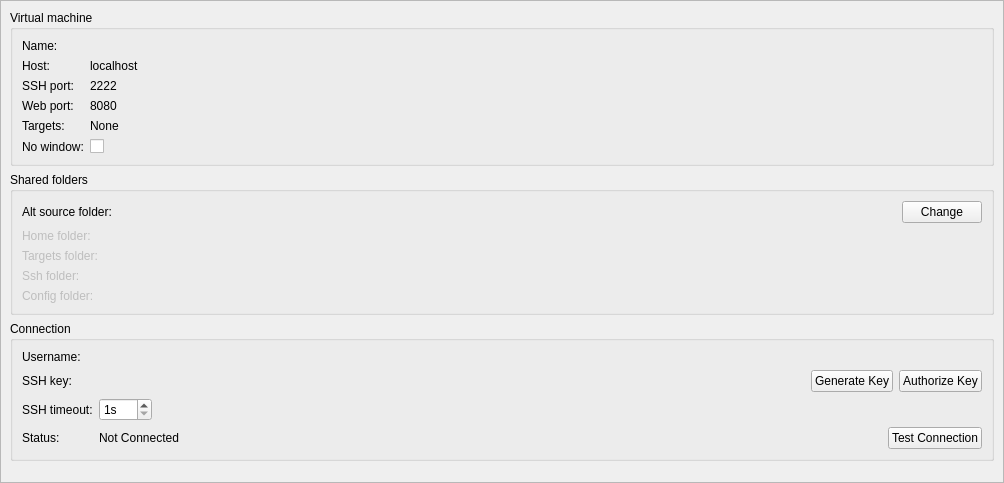
First picture: the form in src/plugins/mer/mersdkdetailswidget.ui, repository sailfishos/sailfish-qtcreator, before the edit.
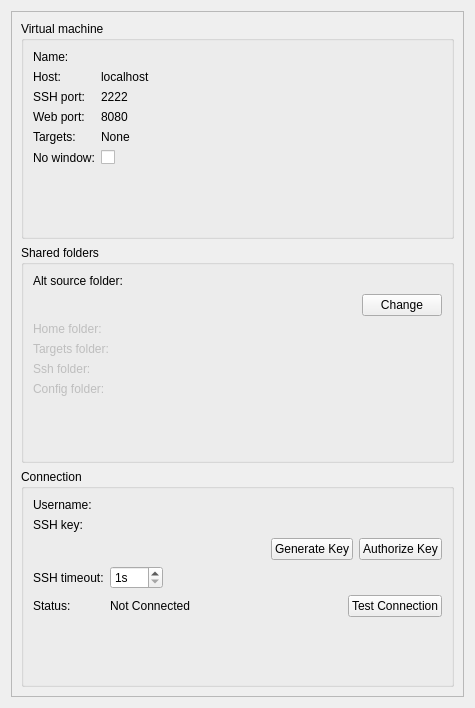
Second picture: the form after the edit. Custom widgets are drawn as their Qt base class.

Commit message:
Mer: Clean up SDK details widget layout (Fixes JB#29309)
Made the layout of `mersdkdetailswidget.ui` narrower by splitting the
widest form lines “Alt source folder” and “SSH key” into two lines.

As a result, the Preferences > Mer > SDK view now only scrolls
vertically, not both vertically and horizontally as before.

Further cleaned up the widget by giving all child widgets and layouts
proper names and setting all form labels and form widgets to use
identical size policies and layout alignments.

Patch:
```diff
--- a/src/plugins/mer/mersdkdetailswidget.ui
+++ b/src/plugins/mer/mersdkdetailswidget.ui
@@ -6,26 +6,14 @@
    <rect>
     <x>0</x>
     <y>0</y>
-    <width>1004</width>
-    <height>483</height>
+    <width>475</width>
+    <height>708</height>
    </rect>
   </property>
   <property name="windowTitle">
    <string>Dialog</string>
   </property>
-  <layout class="QVBoxLayout" name="verticalLayout">
-   <property name="leftMargin">
-    <number>0</number>
-   </property>
-   <property name="topMargin">
-    <number>0</number>
-   </property>
-   <property name="rightMargin">
-    <number>0</number>
-   </property>
-   <property name="bottomMargin">
-    <number>0</number>
-   </property>
+  <layout class="QVBoxLayout" name="sdkDetailsWidgetLayout">
    <item>
     <widget class="QScrollArea" name="scrollArea">
      <property name="sizePolicy">
@@ -42,8 +30,8 @@
        <rect>
         <x>0</x>
         <y>0</y>
-        <width>988</width>
-        <height>487</height>
+        <width>449</width>
+        <height>682</height>
        </rect>
       </property>
       <layout class="QVBoxLayout" name="verticalLayout_2">
@@ -68,6 +56,12 @@
           </item>
           <item row="0" column="1">
            <widget class="QLabel" name="nameLabelText">
+            <property name="sizePolicy">
+             <sizepolicy hsizetype="MinimumExpanding" vsizetype="Preferred">
+              <horstretch>0</horstretch>
+              <verstretch>0</verstretch>
+             </sizepolicy>
+            </property>
             <property name="text">
              <string/>
             </property>
@@ -85,6 +79,12 @@
           </item>
           <item row="1" column="1">
            <widget class="QLabel" name="hostLabelText">
+            <property name="sizePolicy">
+             <sizepolicy hsizetype="MinimumExpanding" vsizetype="Preferred">
+              <horstretch>0</horstretch>
+              <verstretch>0</verstretch>
+             </sizepolicy>
+            </property>
             <property name="text">
              <string>localhost</string>
             </property>
@@ -102,6 +102,12 @@
           </item>
           <item row="2" column="1">
            <widget class="QLabel" name="sshPortLabelText">
+            <property name="sizePolicy">
+             <sizepolicy hsizetype="MinimumExpanding" vsizetype="Preferred">
+              <horstretch>0</horstretch>
+              <verstretch>0</verstretch>
+             </sizepolicy>
+            </property>
             <property name="text">
              <string>2222</string>
             </property>
@@ -110,15 +116,21 @@
             </property>
            </widget>
           </item>
-          <item row="4" column="0">
+          <item row="3" column="0">
            <widget class="QLabel" name="wwwPorLabel">
             <property name="text">
              <string>Web port:</string>
             </property>
            </widget>
           </item>
-          <item row="4" column="1">
+          <item row="3" column="1">
            <widget class="QLabel" name="wwwPortLabelText">
+            <property name="sizePolicy">
+             <sizepolicy hsizetype="MinimumExpanding" vsizetype="Preferred">
+              <horstretch>0</horstretch>
+              <verstretch>0</verstretch>
+             </sizepolicy>
+            </property>
             <property name="text">
              <string>8080</string>
             </property>
@@ -127,15 +139,21 @@
             </property>
            </widget>
           </item>
-          <item row="5" column="0">
+          <item row="4" column="0">
            <widget class="QLabel" name="targetsLabel">
             <property name="text">
              <string>Targets:</string>
             </property>
            </widget>
           </item>
-          <item row="5" column="1">
+          <item row="4" column="1">
            <widget class="QLabel" name="targetsListLabel">
+            <property name="sizePolicy">
+             <sizepolicy hsizetype="MinimumExpanding" vsizetype="Preferred">
+              <horstretch>0</horstretch>
+              <verstretch>0</verstretch>
+             </sizepolicy>
+            </property>
             <property name="text">
              <string>None</string>
             </property>
@@ -144,14 +162,14 @@
             </property>
            </widget>
           </item>
-          <item row="6" column="0">
-           <widget class="QLabel" name="label">
+          <item row="5" column="0">
+           <widget class="QLabel" name="headlessLabel">
             <property name="text">
              <string>No window:</string>
             </property>
            </widget>
           </item>
-          <item row="6" column="1">
+          <item row="5" column="1">
            <widget class="QCheckBox" name="headlessCheckBox">
             <property name="toolTip">
              <string>&lt;html&gt;&lt;head/&gt;&lt;body&gt;&lt;p&gt;If enabled the virtual machine will be run in a windowless mode (default).&lt;/p&gt;&lt;p&gt;Changing this setting requires restarting the virtual machine.&lt;/p&gt;&lt;p&gt;&lt;br/&gt;&lt;/p&gt;&lt;/body&gt;&lt;/html&gt;</string>
@@ -169,7 +187,13 @@
          <property name="title">
           <string>Shared folders</string>
          </property>
-         <layout class="QFormLayout" name="formLayout_2">
+         <layout class="QFormLayout" name="sharedFoldersLayout">
+          <property name="fieldGrowthPolicy">
+           <enum>QFormLayout::ExpandingFieldsGrow</enum>
+          </property>
+          <property name="formAlignment">
+           <set>Qt::AlignLeading|Qt::AlignLeft|Qt::AlignTop</set>
+          </property>
           <item row="0" column="0">
            <widget class="QLabel" name="srcFolderLabel">
             <property name="text">
@@ -178,19 +202,32 @@
            </widget>
           </item>
           <item row="0" column="1">
-           <layout class="QHBoxLayout" name="horizontalLayout_3">
+           <widget class="Utils::PathChooser" name="srcFolderPathChooser" native="true">
+            <property name="sizePolicy">
+             <sizepolicy hsizetype="Expanding" vsizetype="Preferred">
+              <horstretch>0</horstretch>
+              <verstretch>0</verstretch>
+             </sizepolicy>
+            </property>
+            <property name="toolTip">
+             <string>&lt;html&gt;&lt;head/&gt;&lt;body&gt;&lt;p&gt;&lt;span style=&quot; font-weight:600;&quot;&gt;The alternative source folder path.&lt;/span&gt;&lt;/p&gt;&lt;p&gt;Your projects can be located under your home folder or under this folder.&lt;/p&gt;&lt;/body&gt;&lt;/html&gt;</string>
+            </property>
+           </widget>
+          </item>
+          <item row="1" column="1">
+           <layout class="QHBoxLayout" name="srcFolderPushButtonLayout">
             <item>
-             <widget class="Utils::PathChooser" name="srcFolderPathChooser" native="true">
-              <property name="sizePolicy">
-               <sizepolicy hsizetype="Expanding" vsizetype="Preferred">
-                <horstretch>0</horstretch>
-                <verstretch>0</verstretch>
-               </sizepolicy>
+             <spacer name="horizontalSpacer_2">
+              <property name="orientation">
+               <enum>Qt::Horizontal</enum>
               </property>
-              <property name="toolTip">
-               <string>&lt;html&gt;&lt;head/&gt;&lt;body&gt;&lt;p&gt;&lt;span style=&quot; font-weight:600;&quot;&gt;The alternative source folder path.&lt;/span&gt;&lt;/p&gt;&lt;p&gt;Your projects can be located under your home folder or under this folder.&lt;/p&gt;&lt;/body&gt;&lt;/html&gt;</string>
+              <property name="sizeHint" stdset="0">
+               <size>
+                <width>40</width>
+                <height>20</height>
+               </size>
               </property>
-             </widget>
+             </spacer>
             </item>
             <item>
              <widget class="QPushButton" name="srcFolderApplyButton">
@@ -204,7 +241,7 @@
             </item>
            </layout>
           </item>
-          <item row="1" column="0">
+          <item row="2" column="0">
            <widget class="QLabel" name="homeFolderLabel">
             <property name="enabled">
              <bool>false</bool>
@@ -214,11 +251,17 @@
             </property>
            </widget>
           </item>
-          <item row="1" column="1">
+          <item row="2" column="1">
            <widget class="QLabel" name="homeFolderPathLabel">
             <property name="enabled">
              <bool>false</bool>
             </property>
+            <property name="sizePolicy">
+             <sizepolicy hsizetype="MinimumExpanding" vsizetype="Preferred">
+              <horstretch>0</horstretch>
+              <verstretch>0</verstretch>
+             </sizepolicy>
+            </property>
             <property name="text">
              <string/>
             </property>
@@ -230,7 +273,7 @@
             </property>
            </widget>
           </item>
-          <item row="2" column="0">
+          <item row="3" column="0">
            <widget class="QLabel" name="targetFolderLabel">
             <property name="enabled">
              <bool>false</bool>
@@ -240,11 +283,17 @@
             </property>
            </widget>
           </item>
-          <item row="2" column="1">
+          <item row="3" column="1">
            <widget class="QLabel" name="targetFolderPathLabel">
             <property name="enabled">
              <bool>false</bool>
             </property>
+            <property name="sizePolicy">
+             <sizepolicy hsizetype="MinimumExpanding" vsizetype="Preferred">
+              <horstretch>0</horstretch>
+              <verstretch>0</verstretch>
+             </sizepolicy>
+            </property>
             <property name="text">
              <string/>
             </property>
@@ -256,7 +305,7 @@
             </property>
            </widget>
           </item>
-          <item row="3" column="0">
+          <item row="4" column="0">
            <widget class="QLabel" name="sshFolderLabel">
             <property name="enabled">
              <bool>false</bool>
@@ -266,11 +315,17 @@
             </property>
            </widget>
           </item>
-          <item row="3" column="1">
+          <item row="4" column="1">
            <widget class="QLabel" name="sshFolderPathLabel">
             <property name="enabled">
              <bool>false</bool>
             </property>
+            <property name="sizePolicy">
+             <sizepolicy hsizetype="MinimumExpanding" vsizetype="Preferred">
+              <horstretch>0</horstretch>
+              <verstretch>0</verstretch>
+             </sizepolicy>
+            </property>
             <property name="text">
              <string/>
             </property>
@@ -282,7 +337,7 @@
             </property>
            </widget>
           </item>
-          <item row="4" column="0">
+          <item row="5" column="0">
            <widget class="QLabel" name="configFolderLabel">
             <property name="enabled">
              <bool>false</bool>
@@ -292,11 +347,17 @@
             </property>
            </widget>
           </item>
-          <item row="4" column="1">
+          <item row="5" column="1">
            <widget class="QLabel" name="configFolderPathLabel">
             <property name="enabled">
              <bool>false</bool>
             </property>
+            <property name="sizePolicy">
+             <sizepolicy hsizetype="MinimumExpanding" vsizetype="Preferred">
+              <horstretch>0</horstretch>
+              <verstretch>0</verstretch>
+             </sizepolicy>
+            </property>
             <property name="text">
              <string/>
             </property>
@@ -318,7 +379,10 @@
          </property>
          <layout class="QFormLayout" name="formLayout_3">
           <property name="fieldGrowthPolicy">
-           <enum>QFormLayout::AllNonFixedFieldsGrow</enum>
+           <enum>QFormLayout::ExpandingFieldsGrow</enum>
+          </property>
+          <property name="formAlignment">
+           <set>Qt::AlignLeading|Qt::AlignLeft|Qt::AlignTop</set>
           </property>
           <item row="0" column="0">
            <widget class="QLabel" name="userNameLabel">
@@ -345,16 +409,29 @@
            </widget>
           </item>
           <item row="1" column="1">
-           <layout class="QHBoxLayout" name="horizontalLayout">
+           <widget class="Utils::PathChooser" name="privateKeyPathChooser" native="true">
+            <property name="sizePolicy">
+             <sizepolicy hsizetype="Expanding" vsizetype="Preferred">
+              <horstretch>0</horstretch>
+              <verstretch>0</verstretch>
+             </sizepolicy>
+            </property>
+           </widget>
+          </item>
+          <item row="2" column="1">
+           <layout class="QHBoxLayout" name="sshKeyPushButtonLayout">
             <item>
-             <widget class="Utils::PathChooser" name="privateKeyPathChooser" native="true">
-              <property name="sizePolicy">
-               <sizepolicy hsizetype="Expanding" vsizetype="Preferred">
-                <horstretch>0</horstretch>
-                <verstretch>0</verstretch>
-               </sizepolicy>
+             <spacer name="horizontalSpacer_3">
+              <property name="orientation">
+               <enum>Qt::Horizontal</enum>
               </property>
-             </widget>
+              <property name="sizeHint" stdset="0">
+               <size>
+                <width>40</width>
+                <height>20</height>
+               </size>
+              </property>
+             </spacer>
             </item>
             <item>
              <widget class="QPushButton" name="generateSshKeyPushButton">
@@ -373,44 +450,13 @@
            </layout>
           </item>
           <item row="3" column="0">
-           <widget class="QLabel" name="statusLabel">
-            <property name="text">
-             <string>Status:</string>
-            </property>
-           </widget>
-          </item>
-          <item row="3" column="1">
-           <layout class="QHBoxLayout" name="horizontalLayout_2">
-            <item>
-             <widget class="QLabel" name="statusLabelText">
-              <property name="sizePolicy">
-               <sizepolicy hsizetype="MinimumExpanding" vsizetype="Preferred">
-                <horstretch>0</horstretch>
-                <verstretch>0</verstretch>
-               </sizepolicy>
-              </property>
-              <property name="text">
-               <string>Not Connected</string>
-              </property>
-             </widget>
-            </item>
-            <item>
-             <widget class="QPushButton" name="testConnectionPushButton">
-              <property name="text">
-               <string>Test Connection</string>
-              </property>
-             </widget>
-            </item>
-           </layout>
-          </item>
-          <item row="2" column="0">
-           <widget class="QLabel" name="label_2">
+           <widget class="QLabel" name="sshTimeoutLabel">
             <property name="text">
              <string>SSH timeout:</string>
             </property>
            </widget>
           </item>
-          <item row="2" column="1">
+          <item row="3" column="1">
            <widget class="QSpinBox" name="sshTimeoutSpinBox">
             <property name="sizePolicy">
              <sizepolicy hsizetype="Fixed" vsizetype="Fixed">
@@ -429,22 +475,40 @@
             </property>
            </widget>
           </item>
+          <item row="4" column="0">
+           <widget class="QLabel" name="statusLabel">
+            <property name="text">
+             <string>Status:</string>
+            </property>
+           </widget>
+          </item>
+          <item row="4" column="1">
+           <layout class="QHBoxLayout" name="statusLayout">
+            <item>
+             <widget class="QLabel" name="statusLabelText">
+              <property name="sizePolicy">
+               <sizepolicy hsizetype="MinimumExpanding" vsizetype="Preferred">
+                <horstretch>0</horstretch>
+                <verstretch>0</verstretch>
+               </sizepolicy>
+              </property>
+              <property name="text">
+               <string>Not Connected</string>
+              </property>
+             </widget>
+            </item>
+            <item>
+             <widget class="QPushButton" name="testConnectionPushButton">
+              <property name="text">
+               <string>Test Connection</string>
+              </property>
+             </widget>
+            </item>
+           </layout>
+          </item>
          </layout>
         </widget>
        </item>
-       <item>
-        <spacer name="verticalSpacer">
-         <property name="orientation">
-          <enum>Qt::Vertical</enum>
-         </property>
-         <property name="sizeHint" stdset="0">
-          <size>
-           <width>20</width>
-           <height>40</height>
-          </size>
-         </property>
-        </spacer>
-       </item>
       </layout>
      </widget>
     </widget>
```
Left out of the diff: 14 changed lines with no effect on the pictures.
